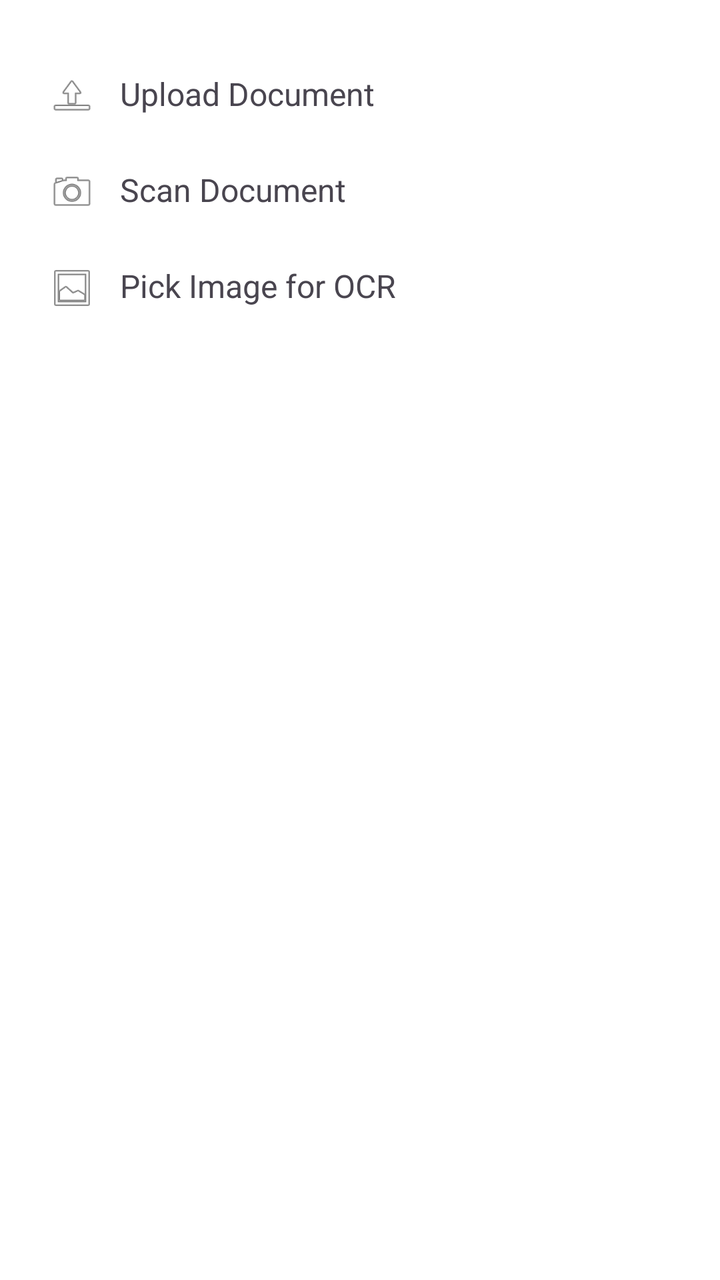
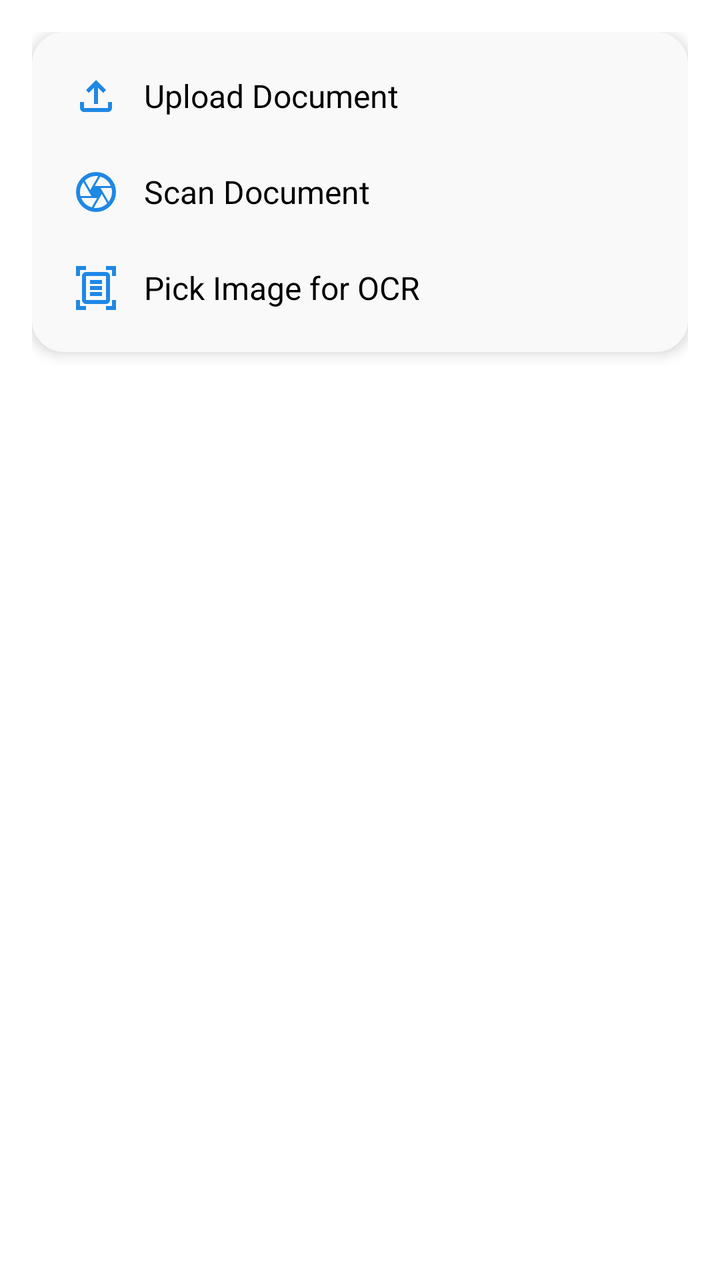

An Android layout rendered at two revisions. The XML below is the earlier revision; the diff shows what the commit changed to produce the second picture.
<!-- AndroidManifest.xml: application theme Theme.SmartDocAI -->
<!-- res/layout/dialog_fab_actions.xml -->
<?xml version="1.0" encoding="utf-8"?>
<LinearLayout xmlns:android="http://schemas.android.com/apk/res/android"
    android:orientation="vertical"
    android:padding="24dp"
    android:background="@android:color/white"
    android:layout_width="match_parent"
    android:layout_height="wrap_content">

    <LinearLayout
        android:id="@+id/actionUpload"
        android:layout_width="match_parent"
        android:layout_height="wrap_content"
        android:paddingVertical="12dp"
        android:orientation="horizontal">

        <ImageView android:src="@android:drawable/ic_menu_upload"
            android:layout_width="24dp" android:layout_height="24dp"
            android:layout_marginEnd="12dp" />
        <TextView android:text="Upload Document"
            android:textSize="16sp"
            android:layout_width="wrap_content"
            android:layout_height="wrap_content"/>
    </LinearLayout>

    <LinearLayout
        android:id="@+id/actionScan"
        android:layout_width="match_parent"
        android:layout_height="wrap_content"
        android:paddingVertical="12dp"
        android:orientation="horizontal">

        <ImageView android:src="@android:drawable/ic_menu_camera"
            android:layout_width="24dp" android:layout_height="24dp"
            android:layout_marginEnd="12dp" />
        <TextView android:text="Scan Document"
            android:textSize="16sp"
            android:layout_width="wrap_content"
            android:layout_height="wrap_content"/>
    </LinearLayout>

    <LinearLayout
        android:id="@+id/actionPickImage"
        android:layout_width="match_parent"
        android:layout_height="wrap_content"
        android:paddingVertical="12dp"
        android:orientation="horizontal">

        <ImageView android:src="@android:drawable/ic_menu_gallery"
            android:layout_width="24dp" android:layout_height="24dp"
            android:layout_marginEnd="12dp" />
        <TextView android:text="Pick Image for OCR"
            android:textSize="16sp"
            android:layout_width="wrap_content"
            android:layout_height="wrap_content"/>
    </LinearLayout>

</LinearLayout>
<!-- resources referenced by this layout -->
<resources>
  <color name="colorPrimary">#1E88E5</color>
  <color name="colorOnPrimary">#FFFFFF</color>
  <color name="colorSecondary">#00E5FF</color>
  <color name="colorOnSecondary">#000000</color>
  <color name="colorOnBackground">#121212</color>
  <color name="colorSurface">#FFFFFF</color>
  <color name="colorOnSurface">#121212</color>
  <color name="colorError">#B00020</color>
  <color name="colorOnError">#FFFFFF</color>
  <!-- unchanged entries left out for length: 1 -->
</resources>

<!-- the commit's change to res/layout/dialog_fab_actions.xml (unified diff, before → after) -->
@@ -1,57 +1,103 @@
 <?xml version="1.0" encoding="utf-8"?>
 <LinearLayout xmlns:android="http://schemas.android.com/apk/res/android"
+    xmlns:app="http://schemas.android.com/apk/res-auto"
     android:orientation="vertical"
-    android:padding="24dp"
-    android:background="@android:color/white"
+    android:padding="16dp"
+    android:fitsSystemWindows="true"
     android:layout_width="match_parent"
-    android:layout_height="wrap_content">
+    android:layout_height="wrap_content"
+    android:background="@android:color/white">
 
+    
     <LinearLayout
-        android:id="@+id/actionUpload"
+        android:id="@+id/actionContainer"
         android:layout_width="match_parent"
         android:layout_height="wrap_content"
-        android:paddingVertical="12dp"
-        android:orientation="horizontal">
+        android:orientation="vertical"
+        android:background="@drawable/bg_card_rounded"
+        android:elevation="4dp"
+        android:padding="8dp">
 
-        <ImageView android:src="@android:drawable/ic_menu_upload"
-            android:layout_width="24dp" android:layout_height="24dp"
-            android:layout_marginEnd="12dp" />
-        <TextView android:text="Upload Document"
-            android:textSize="16sp"
-            android:layout_width="wrap_content"
-            android:layout_height="wrap_content"/>
-    </LinearLayout>
+        
+        <LinearLayout
+            android:id="@+id/actionUpload"
+            android:layout_width="match_parent"
+            android:layout_height="wrap_content"
+            android:orientation="horizontal"
+            android:padding="12dp"
+            android:gravity="center_vertical"
+            android:background="?attr/selectableItemBackground"
+            android:clickable="true"
+            android:focusable="true">
 
-    <LinearLayout
-        android:id="@+id/actionScan"
-        android:layout_width="match_parent"
-        android:layout_height="wrap_content"
-        android:paddingVertical="12dp"
-        android:orientation="horizontal">
+            <ImageView
+                android:src="@drawable/ic_upload"
+            android:layout_width="24dp"
+            android:layout_height="24dp"
+                android:layout_marginEnd="12dp"
+                app:tint="?attr/colorPrimary" />
 
-        <ImageView android:src="@android:drawable/ic_menu_camera"
-            android:layout_width="24dp" android:layout_height="24dp"
-            android:layout_marginEnd="12dp" />
-        <TextView android:text="Scan Document"
-            android:textSize="16sp"
-            android:layout_width="wrap_content"
-            android:layout_height="wrap_content"/>
-    </LinearLayout>
+            <TextView
+                android:text="Upload Document"
+                android:textSize="16sp"
+                android:textColor="@android:color/black"
+                android:layout_width="wrap_content"
+                android:layout_height="wrap_content" />
+        </LinearLayout>
 
-    <LinearLayout
-        android:id="@+id/actionPickImage"
-        android:layout_width="match_parent"
-        android:layout_height="wrap_content"
-        android:paddingVertical="12dp"
-        android:orientation="horizontal">
+        
+        <LinearLayout
+            android:id="@+id/actionScan"
+            android:layout_width="match_parent"
+            android:layout_height="wrap_content"
+            android:orientation="horizontal"
+            android:padding="12dp"
+            android:gravity="center_vertical"
+            android:background="?attr/selectableItemBackground"
+            android:clickable="true"
+            android:focusable="true">
 
-        <ImageView android:src="@android:drawable/ic_menu_gallery"
-            android:layout_width="24dp" android:layout_height="24dp"
-            android:layout_marginEnd="12dp" />
-        <TextView android:text="Pick Image for OCR"
-            android:textSize="16sp"
-            android:layout_width="wrap_content"
-            android:layout_height="wrap_content"/>
+            <ImageView
+                android:src="@drawable/ic_camera"
+                android:layout_width="24dp"
+                android:layout_height="24dp"
+                android:layout_marginEnd="12dp"
+                app:tint="?attr/colorPrimary" />
+
+            <TextView
+                android:text="Scan Document"
+                android:textSize="16sp"
+                android:textColor="@android:color/black"
+                android:layout_width="wrap_content"
+                android:layout_height="wrap_content" />
+        </LinearLayout>
+
+        
+        <LinearLayout
+            android:id="@+id/actionPickImage"
+            android:layout_width="match_parent"
+            android:layout_height="wrap_content"
+            android:orientation="horizontal"
+            android:padding="12dp"
+            android:gravity="center_vertical"
+            android:background="?attr/selectableItemBackground"
+            android:clickable="true"
+            android:focusable="true">
+
+            <ImageView
+                android:src="@drawable/ic_image"
+                android:layout_width="24dp"
+                android:layout_height="24dp"
+                android:layout_marginEnd="12dp"
+                app:tint="?attr/colorPrimary" />
+
+            <TextView
+                android:text="Pick Image for OCR"
+                android:textSize="16sp"
+                android:textColor="@android:color/black"
+                android:layout_width="wrap_content"
+                android:layout_height="wrap_content" />
+        </LinearLayout>
     </LinearLayout>
 
 </LinearLayout>
<!-- resource entries referenced after the edit -->
@@ -1,5 +1,34 @@
 <!-- resources referenced by this layout -->
 <resources>
+  <!-- drawable bg_card_rounded (drawable) -->
+  <?xml version="1.0" encoding="utf-8"?>
+  <shape xmlns:android="http://schemas.android.com/apk/res/android"
+      android:shape="rectangle">
+      <solid android:color="#F9F9F9"/>
+      <corners android:radius="16dp"/>
+  </shape>
+  <!-- drawable ic_camera (drawable) -->
+  <vector xmlns:android="http://schemas.android.com/apk/res/android" android:height="24dp" android:tint="#000000" android:viewportHeight="960" android:viewportWidth="960" android:width="24dp">
+        
+      <path android:fillColor="@android:color/white" android:pathData="M456,360L776,360Q749,291 693.5,241.5Q638,192 566,172L456,360ZM364,440L524,164Q513,162 502,161Q491,160 480,160Q414,160 357,185Q300,210 256,252L364,440ZM170,560L388,560L228,284Q196,325 178,374.5Q160,424 160,480Q160,501 162.5,520.5Q165,540 170,560ZM394,788L502,600L184,600Q211,669 266.5,718.5Q322,768 394,788ZM480,800Q546,800 603,775Q660,750 704,708L596,520L436,796Q447,798 457.5,799Q468,800 480,800ZM732,676Q764,635 782,585.5Q800,536 800,480Q800,459 797.5,439.5Q795,420 790,400L572,400L732,676ZM480,480Q480,480 480,480Q480,480 480,480Q480,480 480,480Q480,480 480,480Q480,480 480,480Q480,480 480,480Q480,480 480,480Q480,480 480,480Q480,480 480,480Q480,480 480,480Q480,480 480,480Q480,480 480,480Q480,480 480,480Q480,480 480,480Q480,480 480,480Q480,480 480,480ZM480,880Q398,880 325,848.5Q252,817 197.5,762.5Q143,708 111.5,635Q80,562 80,480Q80,397 111.5,324.5Q143,252 197.5,197.5Q252,143 325,111.5Q398,80 480,80Q563,80 635.5,111.5Q708,143 762.5,197.5Q817,252 848.5,324.5Q880,397 880,480Q880,562 848.5,635Q817,708 762.5,762.5Q708,817 635.5,848.5Q563,880 480,880Z"/>
+      
+  </vector>
+  <!-- drawable ic_image (drawable) -->
+  <vector xmlns:android="http://schemas.android.com/apk/res/android" android:height="24dp" android:tint="#000000" android:viewportHeight="960" android:viewportWidth="960" android:width="24dp">
+        
+      <path android:fillColor="@android:color/white" android:pathData="M80,240L80,40L280,40L280,120L160,120L160,240L80,240ZM800,240L800,120L680,120L680,40L880,40L880,240L800,240ZM80,920L80,720L160,720L160,840L280,840L280,920L80,920ZM680,920L680,840L800,840L800,720L880,720L880,920L680,920ZM280,720Q280,720 280,720Q280,720 280,720L680,720Q680,720 680,720Q680,720 680,720L680,240Q680,240 680,240Q680,240 680,240L280,240Q280,240 280,240Q280,240 280,240L280,720ZM280,800Q247,800 223.5,776.5Q200,753 200,720L200,240Q200,207 223.5,183.5Q247,160 280,160L680,160Q713,160 736.5,183.5Q760,207 760,240L760,720Q760,753 736.5,776.5Q713,800 680,800L280,800ZM360,400L600,400L600,320L360,320L360,400ZM360,520L600,520L600,440L360,440L360,520ZM360,640L600,640L600,560L360,560L360,640ZM280,720L280,240Q280,240 280,240Q280,240 280,240L280,240Q280,240 280,240Q280,240 280,240L280,720Q280,720 280,720Q280,720 280,720L280,720Q280,720 280,720Q280,720 280,720Z"/>
+      
+  </vector>
+  <!-- drawable ic_upload (drawable) -->
+  <vector xmlns:android="http://schemas.android.com/apk/res/android"
+      android:width="24dp"
+      android:height="24dp"
+      android:viewportWidth="960"
+      android:viewportHeight="960">
+    <path
+        android:pathData="M440,640v-326L336,418l-56,-58 200,-200 200,200 -56,58 -104,-104v326h-80ZM240,800q-33,0 -56.5,-23.5T160,720v-120h80v120h480v-120h80v120q0,33 -23.5,56.5T720,800L240,800Z"
+        android:fillColor="#1f1f1f"/>
+  </vector>
   <color name="colorPrimary">#1E88E5</color>
   <color name="colorOnPrimary">#FFFFFF</color>
   <color name="colorSecondary">#00E5FF</color>
